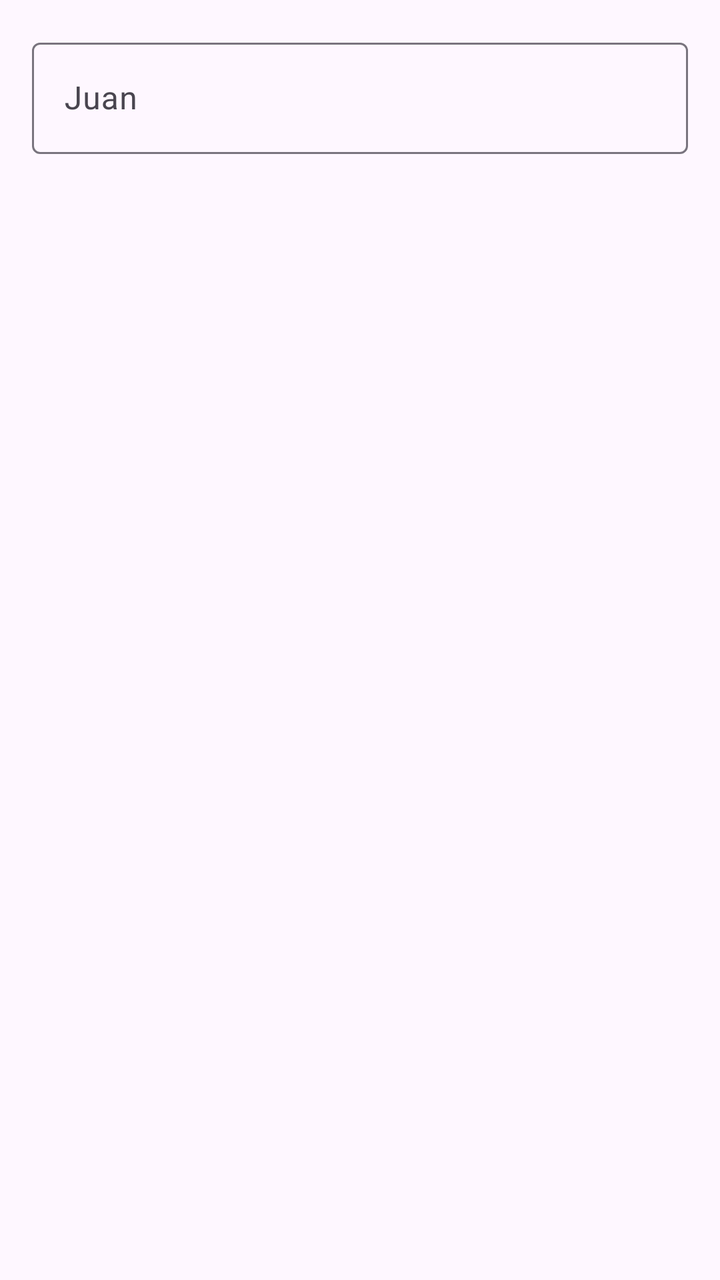
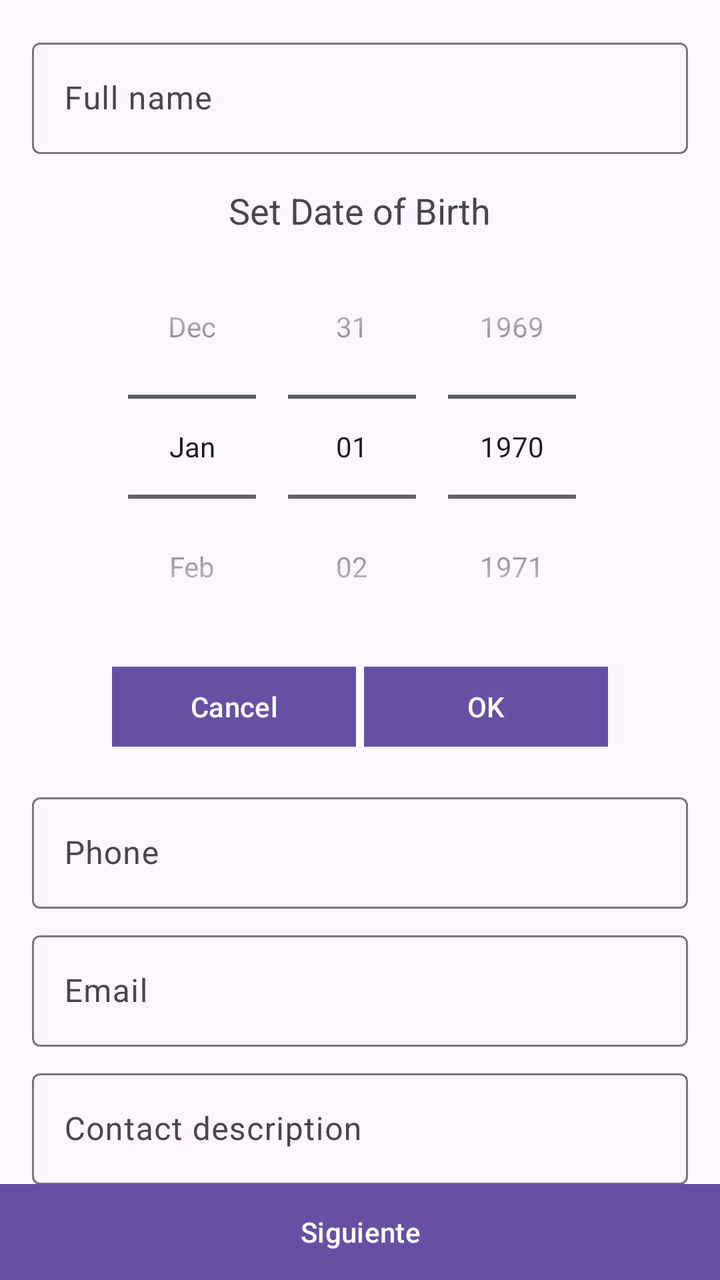

An Android layout rendered at two revisions. The XML below is the earlier revision; the diff shows what the commit changed to produce the second picture.
<!-- AndroidManifest.xml: application theme Theme.MyActivities -->
<!-- res/layout/activity_main.xml -->
<?xml version="1.0" encoding="utf-8"?>
<androidx.constraintlayout.widget.ConstraintLayout xmlns:android="http://schemas.android.com/apk/res/android"
    xmlns:app="http://schemas.android.com/apk/res-auto"
    xmlns:tools="http://schemas.android.com/tools"
    android:id="@+id/main"
    android:layout_width="match_parent"
    android:layout_height="match_parent"
    tools:context=".MainActivity">

    <com.google.android.material.textfield.TextInputLayout
        android:layout_width="0dp"
        android:layout_height="wrap_content"
        android:layout_marginStart="16dp"
        android:layout_marginTop="16dp"
        android:layout_marginEnd="16dp"
        app:layout_constraintEnd_toEndOf="parent"
        app:layout_constraintStart_toStartOf="parent"
        app:layout_constraintTop_toTopOf="parent">

        <com.google.android.material.textfield.TextInputEditText
            android:layout_width="match_parent"
            android:layout_height="wrap_content"
            android:hint="Juan" />
    </com.google.android.material.textfield.TextInputLayout>

</androidx.constraintlayout.widget.ConstraintLayout>
<!-- resources referenced by this layout -->
<resources>
  <style name="Theme.MyActivities" parent="Base.Theme.MyActivities" />
  <style name="Base.Theme.MyActivities" parent="Theme.Material3.DayNight.NoActionBar">
          
          
      </style>
</resources>

<!-- the commit's change to res/layout/activity_main.xml (unified diff, before → after) -->
@@ -8,6 +8,7 @@
     tools:context=".MainActivity">
 
     <com.google.android.material.textfield.TextInputLayout
+        android:id="@+id/textInputLayout"
         android:layout_width="0dp"
         android:layout_height="wrap_content"
         android:layout_marginStart="16dp"
@@ -20,7 +21,130 @@
         <com.google.android.material.textfield.TextInputEditText
             android:layout_width="match_parent"
             android:layout_height="wrap_content"
-            android:hint="Juan" />
+            android:hint="@string/label_full_name"
+            android:inputType="text"
+            android:singleLine="true" />
     </com.google.android.material.textfield.TextInputLayout>
 
+    <LinearLayout
+        android:id="@+id/lyDatePicker"
+        android:layout_width="wrap_content"
+        android:layout_height="wrap_content"
+        android:layout_marginTop="16dp"
+        android:orientation="vertical"
+        app:layout_constraintEnd_toEndOf="parent"
+        app:layout_constraintStart_toStartOf="parent"
+        app:layout_constraintTop_toBottomOf="@+id/textInputLayout">
+
+        <TextView
+            android:layout_width="wrap_content"
+            android:layout_height="wrap_content"
+            android:layout_gravity="center"
+            android:text="@string/label_birthdate"
+            android:textSize="18sp" />
+
+        <DatePicker
+            android:layout_width="wrap_content"
+            android:layout_height="wrap_content"
+            android:calendarViewShown="false"
+            android:datePickerMode="spinner" />
+
+        <LinearLayout
+            android:layout_width="match_parent"
+            android:layout_height="wrap_content"
+            android:orientation="horizontal">
+
+            <Button
+                android:layout_width="match_parent"
+                android:layout_height="wrap_content"
+                android:layout_marginEnd="2dp"
+                android:layout_weight="1"
+                android:text="@string/label_cancel"
+                app:cornerRadius="0dp" />
+
+            <Button
+                android:layout_width="match_parent"
+                android:layout_height="wrap_content"
+                android:layout_marginStart="2dp"
+                android:layout_weight="1"
+                android:text="@string/label_OK"
+                app:cornerRadius="0dp" />
+
+        </LinearLayout>
+    </LinearLayout>
+
+    <com.google.android.material.textfield.TextInputLayout
+        android:id="@+id/tlPhone"
+        android:layout_width="0dp"
+        android:layout_height="wrap_content"
+        android:layout_marginStart="16dp"
+        android:layout_marginTop="16dp"
+        android:layout_marginEnd="16dp"
+        app:layout_constraintEnd_toEndOf="parent"
+        app:layout_constraintStart_toStartOf="parent"
+        app:layout_constraintTop_toBottomOf="@+id/lyDatePicker">
+
+        <com.google.android.material.textfield.TextInputEditText
+            android:layout_width="match_parent"
+            android:layout_height="wrap_content"
+            android:hint="@string/label_phone"
+            android:inputType="text"
+            android:singleLine="true" />
+
+    </com.google.android.material.textfield.TextInputLayout>
+
+    <com.google.android.material.textfield.TextInputLayout
+        android:id="@+id/tlEmail"
+        android:layout_width="0dp"
+        android:layout_height="wrap_content"
+        android:layout_marginStart="16dp"
+        android:layout_marginTop="8dp"
+        android:layout_marginEnd="16dp"
+        app:layout_constraintEnd_toEndOf="parent"
+        app:layout_constraintStart_toStartOf="parent"
+        app:layout_constraintTop_toBottomOf="@+id/tlPhone">
+
+        <com.google.android.material.textfield.TextInputEditText
+            android:layout_width="match_parent"
+            android:layout_height="wrap_content"
+            android:hint="@string/label_email"
+            android:inputType="text"
+            android:singleLine="true" />
+
+    </com.google.android.material.textfield.TextInputLayout>
+
+    <com.google.android.material.textfield.TextInputLayout
+        android:id="@+id/tlContactDesc"
+        android:layout_width="0dp"
+        android:layout_height="wrap_content"
+        android:layout_marginStart="16dp"
+        android:layout_marginTop="8dp"
+        android:layout_marginEnd="16dp"
+        app:layout_constraintEnd_toEndOf="parent"
+        app:layout_constraintStart_toStartOf="parent"
+        app:layout_constraintTop_toBottomOf="@+id/tlEmail">
+
+        <com.google.android.material.textfield.TextInputEditText
+            android:layout_width="match_parent"
+            android:layout_height="wrap_content"
+            android:hint="@string/label_contact_desc"
+            android:inputType="text"
+            android:maxLines="3"
+            android:singleLine="false" />
+
+    </com.google.android.material.textfield.TextInputLayout>
+
+    <com.google.android.material.button.MaterialButton
+        android:id="@+id/btnNext"
+        android:layout_width="0dp"
+        android:layout_height="wrap_content"
+        android:layout_margin="0dp"
+        android:insetTop="0dp"
+        android:insetBottom="0dp"
+        android:text="@string/label_next"
+        app:cornerRadius="0dp"
+        app:layout_constraintBottom_toBottomOf="parent"
+        app:layout_constraintEnd_toEndOf="parent"
+        app:layout_constraintStart_toStartOf="parent" />
+
 </androidx.constraintlayout.widget.ConstraintLayout>
<!-- resource entries referenced after the edit -->
@@ -1,5 +1,13 @@
 <!-- resources referenced by this layout -->
 <resources>
+  <string name="label_OK">OK</string>
+  <string name="label_birthdate">Set Date of Birth</string>
+  <string name="label_cancel">Cancel</string>
+  <string name="label_contact_desc">Contact description</string>
+  <string name="label_email">Email</string>
+  <string name="label_full_name">Full name</string>
+  <string name="label_next">Siguiente</string>
+  <string name="label_phone">Phone</string>
   <style name="Theme.MyActivities" parent="Base.Theme.MyActivities" />
   <style name="Base.Theme.MyActivities" parent="Theme.Material3.DayNight.NoActionBar">
           
